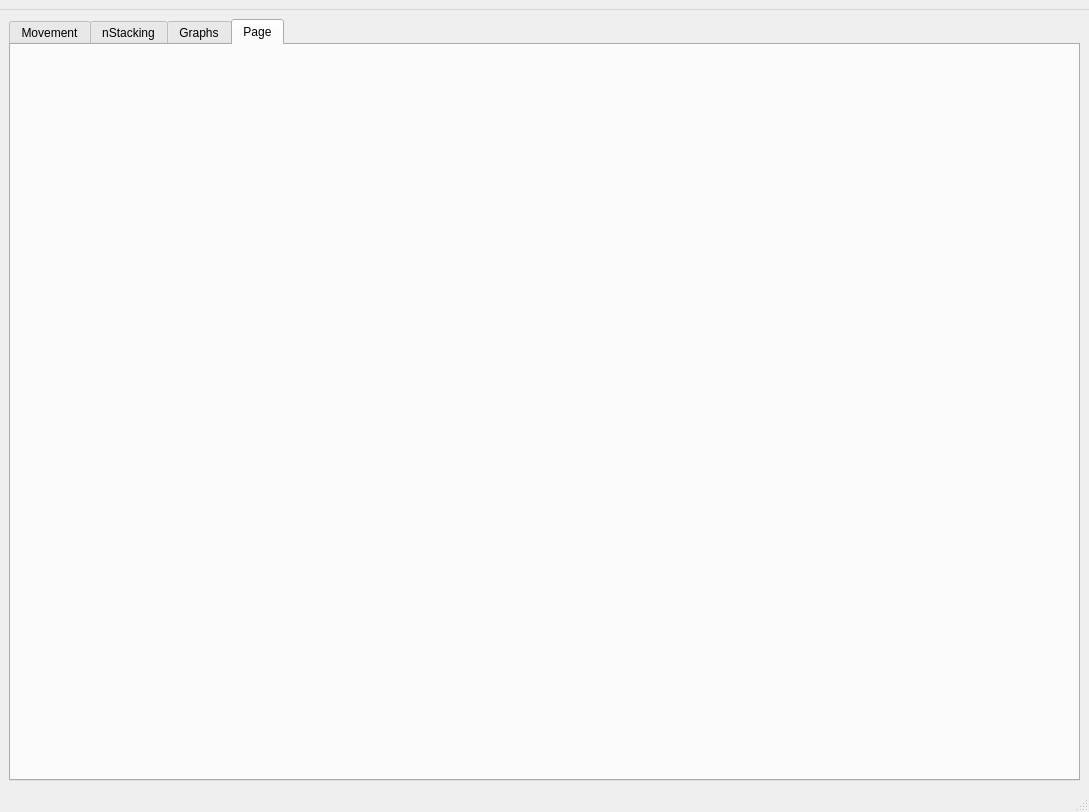
Before: the Qt Designer form qttracking/QtTracking/mainwindow.ui in pisgah-fogel/indi_experiments, drawn with Qt 5.
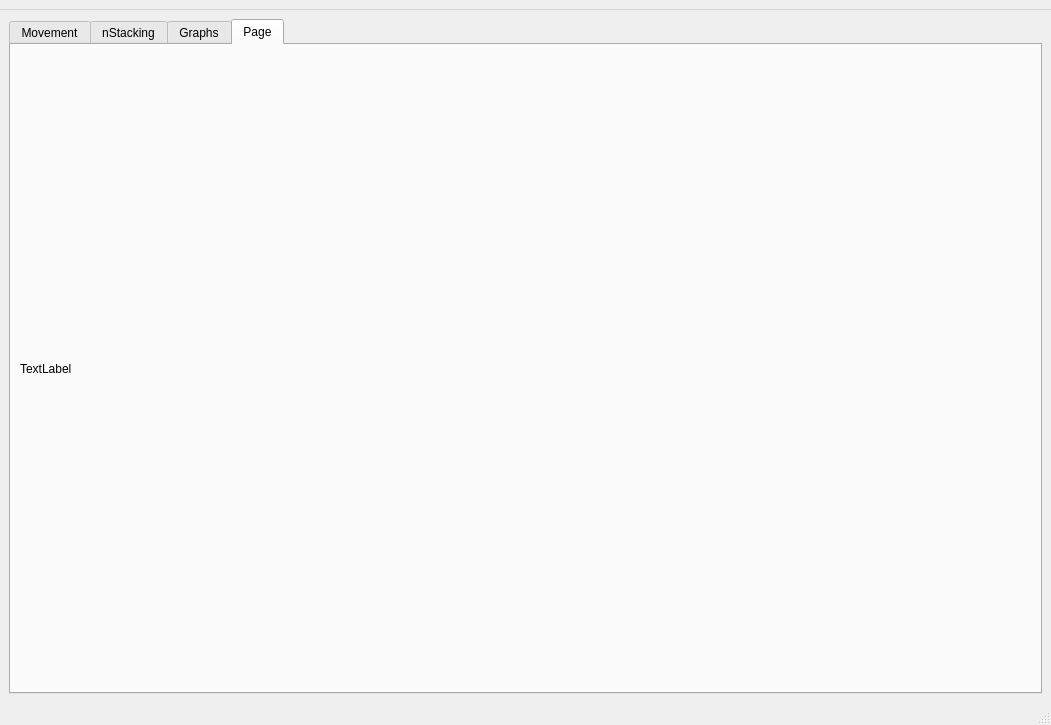
After: the same form once the commit is applied. The open tabs and pages were chosen to show the change.

Commit message: Too many bugs in the graphs

Patch:
```diff
--- a/qttracking/QtTracking/mainwindow.ui
+++ b/qttracking/QtTracking/mainwindow.ui
@@ -6,8 +6,8 @@
    <rect>
     <x>0</x>
     <y>0</y>
-    <width>1089</width>
-    <height>812</height>
+    <width>1051</width>
+    <height>725</height>
    </rect>
   </property>
   <property name="minimumSize">
@@ -117,11 +117,27 @@
        </attribute>
        <layout class="QVBoxLayout" name="verticalLayout_2">
         <item>
+         <layout class="QVBoxLayout" name="verticalLayout_6">
+          <item>
          <widget class="QLabel" name="polar">
+            <property name="minimumSize">
+             <size>
+              <width>200</width>
+              <height>200</height>
+             </size>
+            </property>
+            <property name="baseSize">
+             <size>
+              <width>200</width>
+              <height>200</height>
+             </size>
+            </property>
           <property name="text">
-           <string/>
-          </property>
-         </widget>
+             <string>TextLabel</string>
+            </property>
+           </widget>
+          </item>
+         </layout>
         </item>
        </layout>
       </widget>
@@ -134,7 +150,7 @@
     <rect>
      <x>0</x>
      <y>0</y>
-     <width>1089</width>
+     <width>1051</width>
      <height>22</height>
     </rect>
    </property>
```
Left out of the diff: 2 changed lines with no effect on the pictures. Lines whose indentation alone changed are shown as unchanged. The commit also changes 2 other files.
